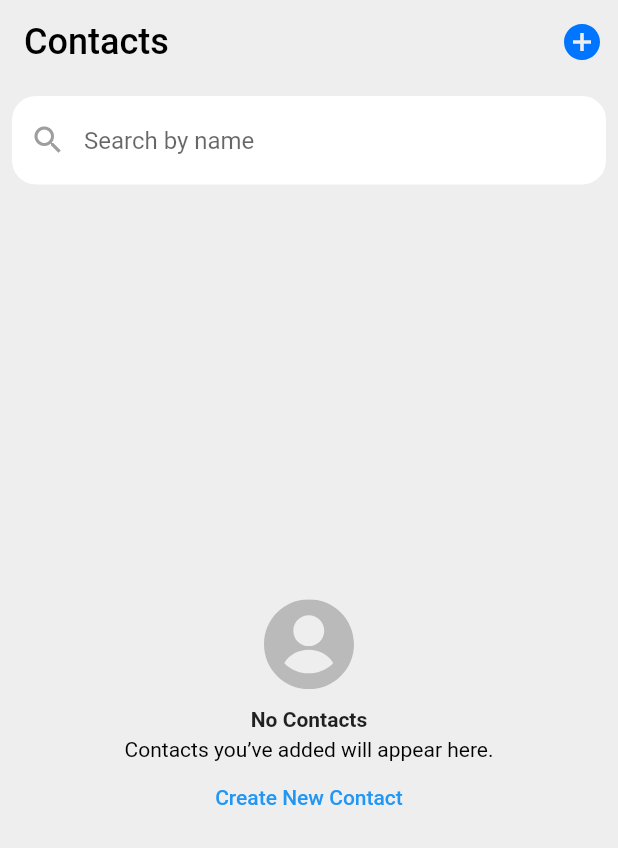
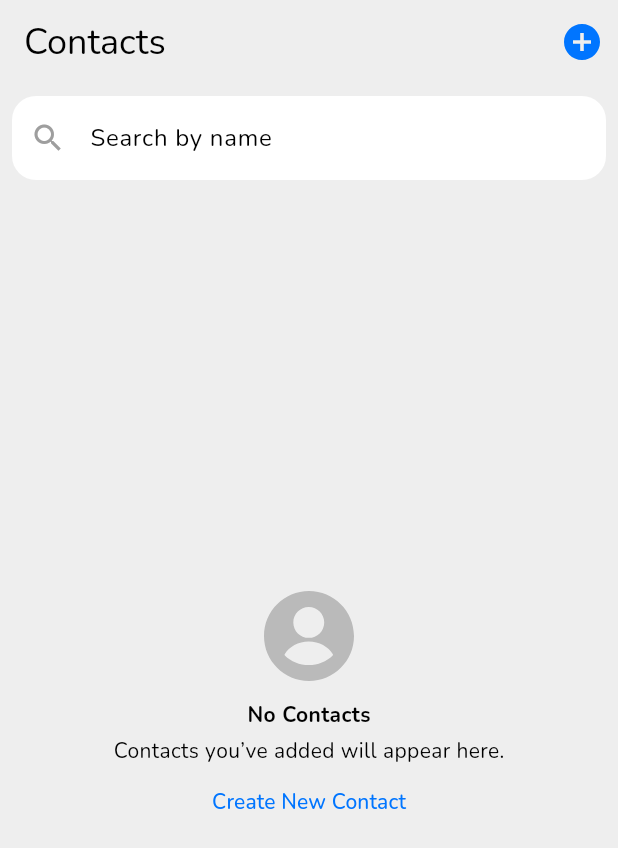
Before and after one commit to aysesenses/contacts_app, a Flutter app: the screen it shows after launch, on a phone screen of 412 x 824 dp. Shown: the top 848 px of the screen. Run offline on Flutter 3.47's test engine with Material 2 defaults, Android fonts, the phone set to English and light mode, and no system bars; our stand-ins replace envied, flutter_svg, google_fonts, logger; missing offline and left inert: kartal; generated files the repository leaves out were written again.

Commit message:
custom theme initialize

```diff
--- a/lib/main.dart
+++ b/lib/main.dart
@@ -1,6 +1,6 @@
-
 // ignore_for_file: public_member_api_docs
 
+import 'package:contacts_app/product/generated/theme/custom_light_theme.dart';
 import 'package:contacts_app/product/init/application_initialize.dart';
 import 'package:contacts_app/util/extensions.dart';
 import 'package:contacts_app/widgets/app_bar.dart';
@@ -25,7 +25,7 @@ class MyApp extends StatelessWidget {
     return MaterialApp(
       title: 'Flutter Demo',
       debugShowCheckedModeBanner: false,
-      theme: ThemeData(),
+      theme: CustomLightTheme().themeData,
       home: const MyHomePage(title: 'Contacts'),
     );
   }
--- a/pubspec.yaml
+++ b/pubspec.yaml
@@ -17,6 +17,7 @@ dependencies:
   logger: ^2.2.0
   kartal: ^3.0.1
   envied: ^0.3.0+3
+  google_fonts: ^4.0.4
 
 dev_dependencies:
   flutter_test:
```
Also changed, not shown: lib/product/generated/theme/custom_color_scheme.dart (added), lib/product/generated/theme/custom_dark_theme.dart (added), lib/product/generated/theme/custom_light_theme.dart (added), lib/product/generated/theme/custom_theme.dart (added), lib/product/generated/theme/index.dart (added), pubspec.lock.
